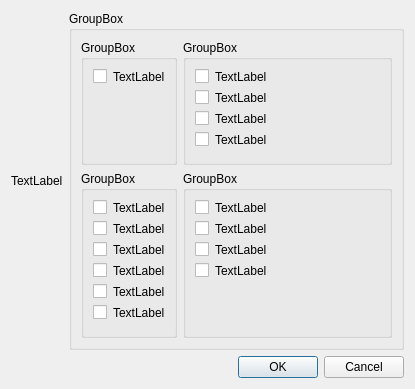
Old version of the form rpfm_ui/ui_templates/optimizer_dialog.ui in the repository Frodo45127/rpfm.
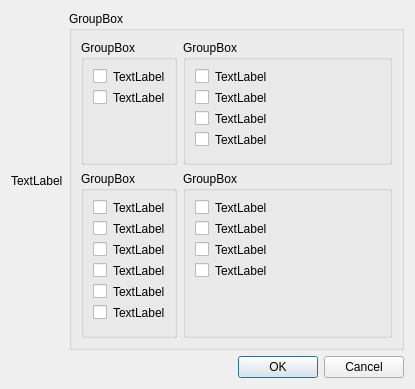
New version of the form.

Commit message:
Save For Release now shows the optimizer dialog, allowing you to customize it before saving.
And the optimizer now allows you to auto-compress the pack for release.

The edit to the form file:
```diff
--- a/rpfm_ui/ui_templates/optimizer_dialog.ui
+++ b/rpfm_ui/ui_templates/optimizer_dialog.ui
@@ -128,7 +128,7 @@
         <property name="title">
          <string>GroupBox</string>
         </property>
-        <layout class="QGridLayout" name="gridLayout_5" rowstretch="0,0" columnstretch="0,1">
+        <layout class="QGridLayout" name="gridLayout_5" rowstretch="0,0,0" columnstretch="0,1">
          <item row="0" column="0">
           <widget class="QCheckBox" name="pack_remove_itm_files_checkbox">
            <property name="text">
@@ -144,6 +144,20 @@
           </widget>
          </item>
          <item row="1" column="0">
+          <widget class="QCheckBox" name="pack_apply_compression_checkbox">
+           <property name="text">
+            <string/>
+           </property>
+          </widget>
+         </item>
+         <item row="1" column="1">
+          <widget class="QLabel" name="pack_apply_compression_label">
+           <property name="text">
+            <string>TextLabel</string>
+           </property>
+          </widget>
+         </item>
+         <item row="2" column="0">
           <widget class="QWidget" name="widget_3" native="true"/>
          </item>
         </layout>
```
The commit also changes 9 other files.
